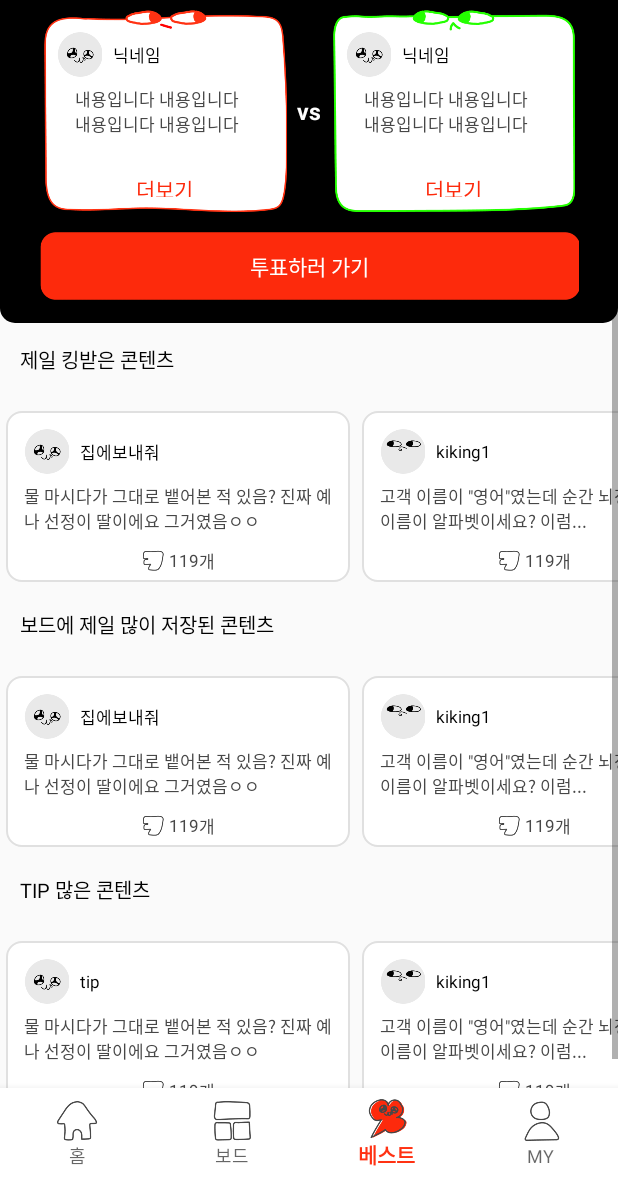
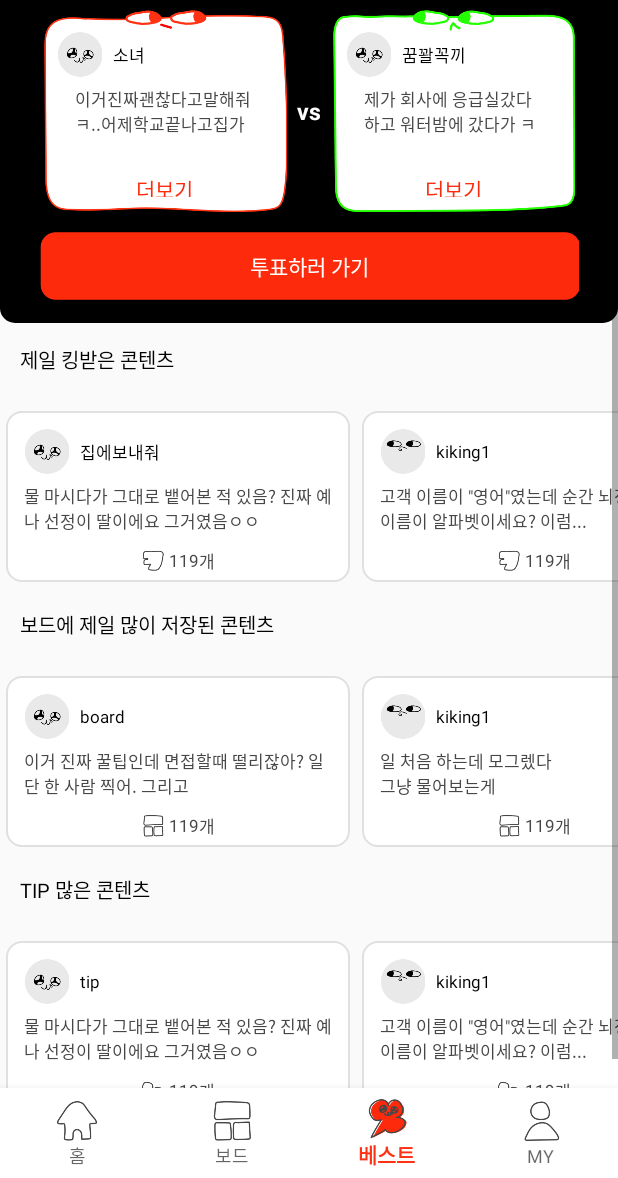
Before and after one commit to UMC-4th-Hackerthon-U/Kicking-Android, an Android app: the screen it shows after launch (MainActivity), item 3 of the bottom bar chosen, on a phone screen of 412 x 824 dp, the part 58-1236 px from its top. Run offline under Robolectric (Android 15) with nearby library versions, the phone set to English and light mode, and no system bars; 2 statements that could not run were skipped.

Commit message:
파일 수정

```diff
--- a/app/src/main/java/com/example/kicking/best/BestFragment.kt
+++ b/app/src/main/java/com/example/kicking/best/BestFragment.kt
@@ -36,8 +36,8 @@ class BestFragment : Fragment() {
         )
 
         var boardList = arrayListOf<BestBoardContents>(
-            BestBoardContents(R.drawable.basic_profile_01, "board", "물 마시다가 그대로 뱉어본 적 있음? 진짜 예나 선정이 딸이에요 그거였음ㅇㅇ", false, 100),
-            BestBoardContents(R.drawable.basic_profile_02, "kiking1", "고객 이름이 \"영어\"였는데 순간 뇌정지와서 이름이 알파벳이세요? 이럼...", true, 0),
+            BestBoardContents(R.drawable.basic_profile_01, "board", "이거 진짜 꿀팁인데 면접할때 떨리잖아? 일단 한 사람 찍어. 그리고", false, 100),
+            BestBoardContents(R.drawable.basic_profile_02, "kiking1", "일 처음 하는데 모그렜다\n그냥 물어보는게", true, 0),
             BestBoardContents(R.drawable.basic_profile_03, "도파민 중독자", "이거 진짜 꿀팁인데 면접할 때 떨리잖아? 일단 한 사람 찍어 그리고나서 마음속으로 어쩌고 저쩌고 근데 점점", false, 100),
             BestBoardContents(R.drawable.basic_profile_01, "머머리", "인턴 때 외국거래처에서 Please make a copy 이랬는데 잘못듣고 커피타감ㅋ", false, 10),
         )
@@ -53,7 +53,7 @@ class BestFragment : Fragment() {
         binding.bestKingRv.layoutManager = LinearLayoutManager(context, LinearLayoutManager.HORIZONTAL, false)
 
         boardAdapter = BestBoardViewPagerAdapter(boardList)
-        binding.bestBoardRv.adapter = kingAdapter
+        binding.bestBoardRv.adapter = boardAdapter
         binding.bestBoardRv.layoutManager = LinearLayoutManager(context, LinearLayoutManager.HORIZONTAL, false)
 
         tipAdapter = BestTipViewPagerAdapter(tipList)
--- a/app/src/main/java/com/example/kicking/board/BoardAdapter.kt
+++ b/app/src/main/java/com/example/kicking/board/BoardAdapter.kt
@@ -15,7 +15,6 @@ class BoardAdapter (val boardList: ArrayList<Boards>): RecyclerView.Adapter<Boar
             itemView.setOnClickListener {
                 var curPos : Int = adapterPosition
                 var board : Boards = boardList.get(curPos)
-                Toast.makeText(parent.context, "제목: ${board.title}", Toast.LENGTH_SHORT).show()
 
             }
         }    }
--- a/app/src/main/java/com/example/kicking/board/BoardFragment.kt
+++ b/app/src/main/java/com/example/kicking/board/BoardFragment.kt
@@ -20,15 +20,14 @@ class BoardFragment : BaseFragment<FragmentBoardBinding>(R.layout.fragment_board
             Boards(R.drawable.pic5, R.drawable.pic6, R.drawable.pic7, R.drawable.pic8, R.drawable.profile0, "잼민시절 킹받는 썰"),
             Boards(R.drawable.pic1, R.drawable.pic2, R.drawable.pic3, R.drawable.pic4, R.drawable.profile1,"꿀잼 흑역사 모음"),
             Boards(R.drawable.pic9, R.drawable.pic10, R.drawable.pic11, R.drawable.pic12, R.drawable.profile0,"킹받는 주사 ㅋㅋㅋㅋㅋㅋㅋ"),
-//            Boards(R.drawable.pic2, "와 이거 퇴사 각인데 ..."),
-//            Boards(R.drawable.pic3, "재밌으면 따봉눌러"),
-//            Boards(R.drawable.pic4, "잊어버륄레......."),
+
         )
         binding.rvBoard.layoutManager = LinearLayoutManager(super.getActivity(), LinearLayoutManager.VERTICAL, false)
         binding.rvBoard.setHasFixedSize(true)
 
         binding.rvBoard.adapter = BoardAdapter(boardList)
 
+
     }
 
 
--- a/app/src/main/java/com/example/kicking/home/HomeFragment.kt
+++ b/app/src/main/java/com/example/kicking/home/HomeFragment.kt
@@ -33,10 +33,10 @@ class HomeFragment : BaseFragment<FragmentHomeBinding>(R.layout.fragment_home) {
                "어제 술 개많이 먹고 레전드 흑역사 하나찍음ㅠㅋㅠㅠ진짜 어이없고 쪽팔린데 개웃김ㅋㅋㅋ큨",
            "220개","89개","158개"),
            FeedDto(R.drawable.profile02,
-               R.drawable.feed01,
-               "이불키킹러버",
+               R.drawable.feed02,
+               "라면인건가",
                "23분전",
-               "수업시간에 자다가 우렁차게 방귀뀌면서 일어남ㅠㅠ큐큨",
+               "얘들아이게실화니....나한입도못먹었다고아진짜",
                "199개","56개","38개")
 
         )
--- a/app/src/main/java/com/example/kicking/mypage/MyBoardAdapter.kt
+++ b/app/src/main/java/com/example/kicking/mypage/MyBoardAdapter.kt
@@ -15,10 +15,9 @@ class MyBoardAdapter (val boardList: ArrayList<Boards>): RecyclerView.Adapter<My
             itemView.setOnClickListener {
                 var curPos : Int = adapterPosition
                 var board : Boards = boardList.get(curPos)
-                Toast.makeText(parent.context, "제목: ${board.title}", Toast.LENGTH_SHORT).show()
-
             }
-        }    }
+        }
+    }
 
     override fun onBindViewHolder(holder: MyBoardAdapter.CustomViewHolder, position: Int) {
         holder.picture1.setImageResource(boardList.get(position).picture1)
--- a/app/src/main/java/com/example/kicking/mypage/MyBoardFragment.kt
+++ b/app/src/main/java/com/example/kicking/mypage/MyBoardFragment.kt
@@ -13,9 +13,7 @@ class MyBoardFragment : BaseFragment<FragmentMyBoardBinding>(R.layout.fragment_m
             Boards(R.drawable.pic9, R.drawable.pic10, R.drawable.pic11, R.drawable.pic12, R.drawable.profile0,"킹받는 주사 ㅋㅋㅋㅋㅋㅋㅋ"),
             Boards(R.drawable.pic5, R.drawable.pic6, R.drawable.pic7, R.drawable.pic8, R.drawable.profile0, "잼민시절 킹받는 썰"),
             Boards(R.drawable.pic1, R.drawable.pic2, R.drawable.pic3, R.drawable.pic4, R.drawable.profile1,"꿀잼 흑역사 모음"),
-//            Boards(R.drawable.pic2, "와 이거 퇴사 각인데 ..."),
-//            Boards(R.drawable.pic3, "재밌으면 따봉눌러"),
-//            Boards(R.drawable.pic4, "잊어버륄레......."),
+
         )
         binding.rvBoard.layoutManager = LinearLayoutManager(super.getActivity(), LinearLayoutManager.VERTICAL, false)
         binding.rvBoard.setHasFixedSize(true)
--- a/app/src/main/java/com/example/kicking/mypage/MycontentFragment.kt
+++ b/app/src/main/java/com/example/kicking/mypage/MycontentFragment.kt
@@ -6,6 +6,7 @@ import android.view.View
 import android.view.ViewGroup
 import androidx.fragment.app.Fragment
 import com.example.kicking.databinding.FragmentMycontentBinding
+import com.example.kicking.home.PostFragment
 
 class MycontentFragment: Fragment() {
     private lateinit var viewBinding: FragmentMycontentBinding
@@ -15,6 +16,8 @@ class MycontentFragment: Fragment() {
         savedInstanceState: Bundle?
     ): View {
         viewBinding = FragmentMycontentBinding.inflate(layoutInflater)
+//        viewBinding.btnMakectt.setOnClickListener {
+//        }
         return viewBinding.root
     }
 
--- a/app/src/main/res/layout/fragment_best.xml
+++ b/app/src/main/res/layout/fragment_best.xml
@@ -109,7 +109,7 @@
                     android:layout_width="wrap_content"
                     android:layout_height="wrap_content"
                     android:layout_marginStart="7dp"
-                    android:text="닉네임"
+                    android:text="소녀"
                     android:textColor="#000000"
                     android:textSize="11sp"
                     app:layout_constraintBottom_toBottomOf="@id/best_battle_profile_iv"
@@ -124,7 +124,7 @@
                     android:layout_marginTop="6dp"
                     android:layout_marginEnd="12dp"
                     android:layout_marginBottom="12dp"
-                    android:text="내용입니다 내용입니다 내용입니다 내용입니다 내용입니다 내용입니다 내용입니다 내용입니다 내용입니다 내용입니다 내용입니다 내용입니다 내용입니다 내용입니"
+                    android:text="이거진짜괜찮다고말해줘ㅋ..어제학교끝나고집가고있는데 누가 나한테 말거는거야....."
                     android:textColor="#474747"
                     android:textSize="11sp"
                     app:layout_constraintEnd_toEndOf="@id/best_battle_frame_red_iv"
@@ -181,7 +181,7 @@
                     android:layout_width="wrap_content"
                     android:layout_height="wrap_content"
                     android:layout_marginStart="7dp"
-                    android:text="닉네임"
+                    android:text="꿈꽐꼭끼"
                     android:textColor="#000000"
                     android:textSize="11sp"
                     app:layout_constraintBottom_toBottomOf="@id/best_battle_profile_02_iv"
@@ -196,7 +196,7 @@
                     android:layout_marginTop="6dp"
                     android:layout_marginEnd="12dp"
                     android:layout_marginBottom="12dp"
-                    android:text="내용입니다 내용입니다 내용입니다 내용입니다 내용입니다 내용입니다 내용입니다 내용입니다 내용입니다 내용입니다 내용입니다 내용입니다 내용입니다 내용입니"
+                    android:text="제가 회사에 응급실갔다 하고 워터밤에 갔다가 ㅋㅋ 인스타 스토리를 올렸는데"
                     android:textColor="#474747"
                     android:textSize="11sp"
                     app:layout_constraintEnd_toEndOf="@id/best_battle_frame_green_iv"
--- a/app/src/main/res/layout/fragment_mycontent.xml
+++ b/app/src/main/res/layout/fragment_mycontent.xml
@@ -2,7 +2,8 @@
 <androidx.constraintlayout.widget.ConstraintLayout xmlns:android="http://schemas.android.com/apk/res/android"
     xmlns:app="http://schemas.android.com/apk/res-auto"
     android:layout_width="match_parent"
-    android:layout_height="match_parent">
+    android:layout_height="match_parent"
+    xmlns:tools="http://schemas.android.com/tools">
 
     <TextView
         android:layout_width="wrap_content"
@@ -24,6 +25,7 @@
         app:layout_constraintStart_toStartOf="parent"
         app:layout_constraintEnd_toEndOf="parent"/>
 
+
     <TextView
         android:layout_width="wrap_content"
         android:layout_height="wrap_content"
@@ -37,11 +39,11 @@
     <ImageButton
         android:layout_width="174dp"
         android:layout_height="45dp"
+        android:id="@+id/btn_makectt"
         android:textColor="@color/white"
         android:background="@drawable/makecontent"
         app:layout_constraintTop_toBottomOf="@+id/tv_nocontent2"
         app:layout_constraintEnd_toEndOf="parent"
         app:layout_constraintStart_toStartOf="parent"
         android:layout_marginTop="24dp"/>
-
 </androidx.constraintlayout.widget.ConstraintLayout>
--- a/app/src/main/res/layout/item_tip_content.xml
+++ b/app/src/main/res/layout/item_tip_content.xml
@@ -57,7 +57,7 @@
             android:id="@+id/tip_bottom_like_iv"
             android:layout_width="15dp"
             android:layout_height="15dp"
-            android:src="@drawable/k_button_none"
+            android:src="@drawable/talk_button_none"
             app:layout_constraintStart_toStartOf="parent"
             app:layout_constraintTop_toTopOf="parent"
             app:layout_constraintBottom_toBottomOf="parent"
```
Also changed, not shown: app/src/main/res/layout/list_board.xml (+0 -8 lines), 1 other file.
